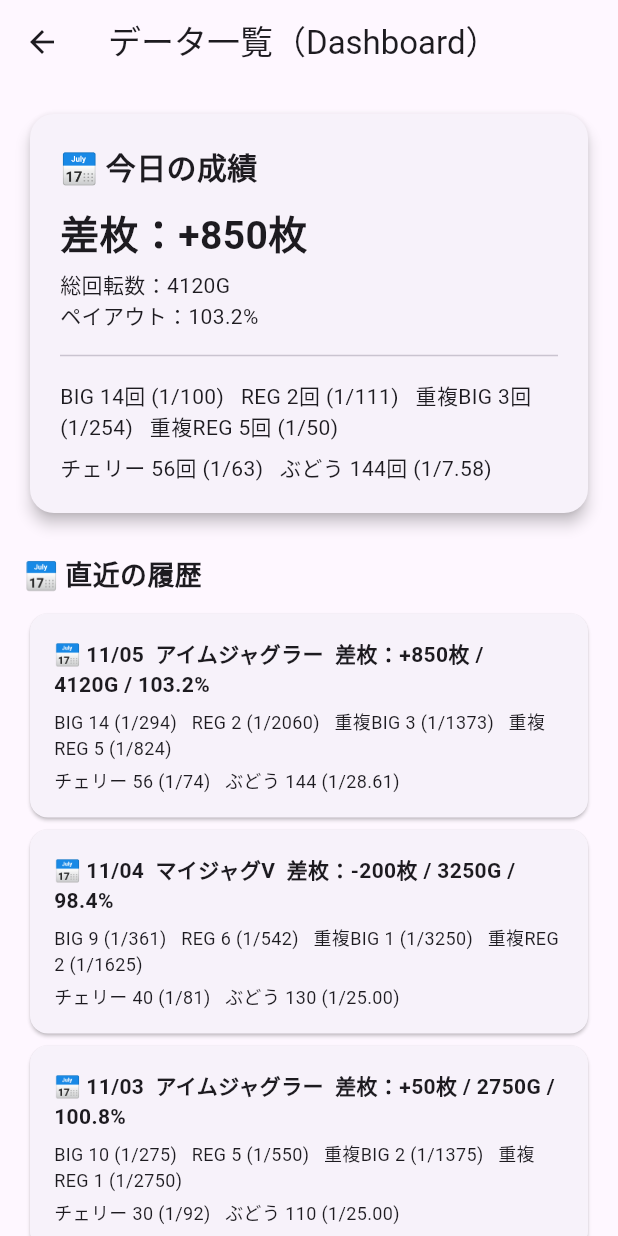
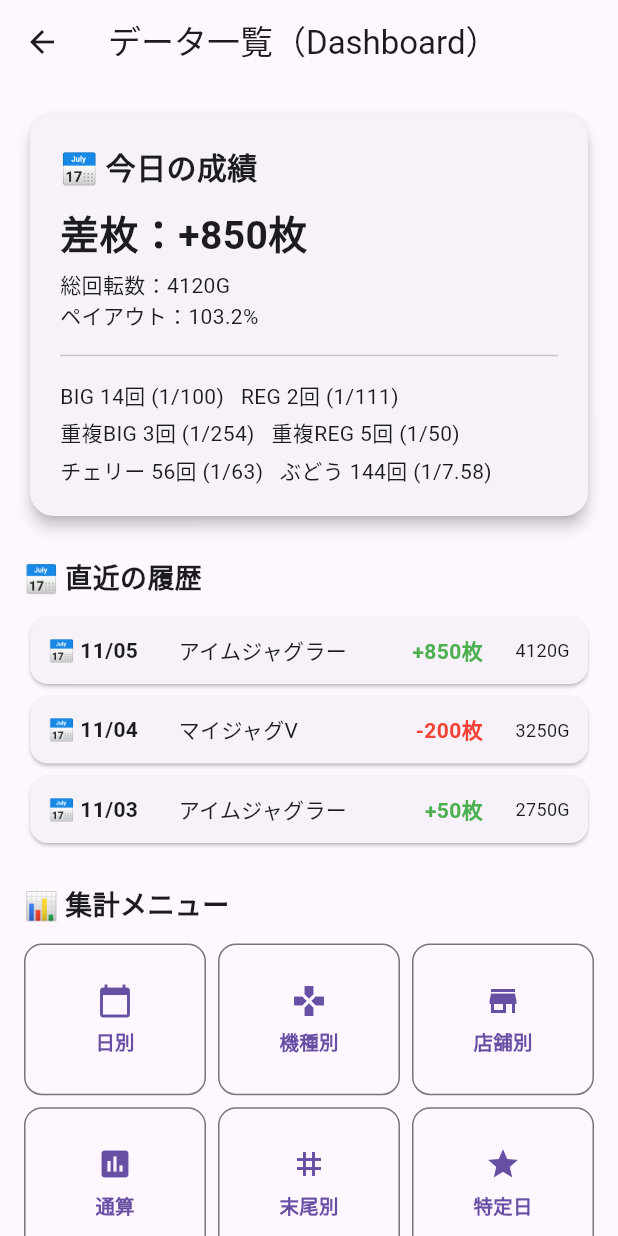
Before and after one commit to koen7777/juggler_record_app, a Flutter app: the DataListScreen screen opened directly, on a phone screen of 412 x 824 dp. Run offline on Flutter 3.47's test engine with Material 3 defaults, Android fonts, the phone set to English and light mode, and no system bars; missing offline and left inert: dart:html.

Commit message:
更新メッセージ

```diff
--- a/lib/screens/data_list/data_list_screen.dart
+++ b/lib/screens/data_list/data_list_screen.dart
@@ -13,7 +13,6 @@ class DataListScreen extends StatelessWidget {
           crossAxisAlignment: CrossAxisAlignment.stretch,
           children: [
             _todayCard(),
-
             const SizedBox(height: 24),
 
             const Text(
@@ -22,33 +21,23 @@ class DataListScreen extends StatelessWidget {
             ),
             const SizedBox(height: 8),
 
-            // ✅ ダミー履歴3件（今日と同じ見た目で2段構成）
             _historyCard(
               date: "11/05",
               machine: "アイムジャグラー",
               diff: "+850枚",
               games: 4120,
-              payout: 103.2,
-              big: 14, reg: 2, dupBig: 3, dupReg: 5,
-              cherry: 56, grape: 144,
             ),
             _historyCard(
               date: "11/04",
               machine: "マイジャグV",
               diff: "-200枚",
               games: 3250,
-              payout: 98.4,
-              big: 9, reg: 6, dupBig: 1, dupReg: 2,
-              cherry: 40, grape: 130,
             ),
             _historyCard(
               date: "11/03",
               machine: "アイムジャグラー",
               diff: "+50枚",
               games: 2750,
-              payout: 100.8,
-              big: 10, reg: 5, dupBig: 2, dupReg: 1,
-              cherry: 30, grape: 110,
             ),
 
             const SizedBox(height: 24),
@@ -66,7 +55,7 @@ class DataListScreen extends StatelessWidget {
     );
   }
 
-  // ✅ 今日の成績
+  // ✅ 今日の成績カード（あなたの配置案）
   Widget _todayCard() {
     return Card(
       elevation: 4,
@@ -90,10 +79,15 @@ class DataListScreen extends StatelessWidget {
             SizedBox(height: 8),
 
             Text(
-              "BIG 14回 (1/100)   REG 2回 (1/111)   重複BIG 3回 (1/254)   重複REG 5回 (1/50)",
+              "BIG 14回 (1/100)   REG 2回 (1/111)",
               style: TextStyle(fontSize: 14),
             ),
-            SizedBox(height: 6),
+            SizedBox(height: 4),
+            Text(
+              "重複BIG 3回 (1/254)   重複REG 5回 (1/50)",
+              style: TextStyle(fontSize: 14),
+            ),
+            SizedBox(height: 4),
             Text(
               "チェリー 56回 (1/63)   ぶどう 144回 (1/7.58)",
               style: TextStyle(fontSize: 14),
@@ -104,47 +98,44 @@ class DataListScreen extends StatelessWidget {
     );
   }
 
-  /// ✅ 直近履歴のカード（今日と同じ2段構成）
+  // ✅ 履歴カード
   Widget _historyCard({
     required String date,
     required String machine,
     required String diff,
     required int games,
-    required double payout,
-    required int big,
-    required int reg,
-    required int dupBig,
-    required int dupReg,
-    required int cherry,
-    required int grape,
   }) {
-    double rate(int count, int g) => count == 0 ? 0 : g / count;
-
     return Card(
       shape: RoundedRectangleBorder(borderRadius: BorderRadius.circular(12)),
       child: Padding(
-        padding: const EdgeInsets.all(16),
-        child: Column(
-          crossAxisAlignment: CrossAxisAlignment.start,
+        padding: const EdgeInsets.all(12),
+        child: Row(
+          mainAxisAlignment: MainAxisAlignment.spaceBetween,
           children: [
-            Text("📅 $date  $machine  差枚：$diff / ${games}G / ${payout.toStringAsFixed(1)}%",
-                style: const TextStyle(fontSize: 14, fontWeight: FontWeight.bold)),
-            const SizedBox(height: 6),
-
-            Text(
-              "BIG $big (1/${rate(big, games).toStringAsFixed(0)})   "
-              "REG $reg (1/${rate(reg, games).toStringAsFixed(0)})   "
-              "重複BIG $dupBig (1/${rate(dupBig, games).toStringAsFixed(0)})   "
-              "重複REG $dupReg (1/${rate(dupReg, games).toStringAsFixed(0)})",
-              style: const TextStyle(fontSize: 12),
+            Expanded(
+              flex: 3,
+              child: Text(
+                "📅 $date",
+                style: const TextStyle(fontWeight: FontWeight.bold),
+              ),
             ),
-
-            const SizedBox(height: 4),
-
-            Text(
-              "チェリー $cherry (1/${rate(cherry, games).toStringAsFixed(0)})   "
-              "ぶどう $grape (1/${rate(grape, games).toStringAsFixed(2)})",
-              style: const TextStyle(fontSize: 12),
+            Expanded(
+              flex: 5,
+              child: Text(machine, overflow: TextOverflow.ellipsis),
+            ),
+            Expanded(
+              flex: 2,
+              child: Text(diff,
+                  textAlign: TextAlign.right,
+                  style: TextStyle(
+                      color: diff.startsWith('-') ? Colors.red : Colors.green,
+                      fontWeight: FontWeight.bold)),
+            ),
+            Expanded(
+              flex: 2,
+              child: Text("${games}G",
+                  textAlign: TextAlign.right,
+                  style: const TextStyle(fontSize: 12)),
             ),
           ],
         ),
@@ -152,6 +143,7 @@ class DataListScreen extends StatelessWidget {
     );
   }
 
+  // ✅ 3列グリッドメニュー
   Widget _gridMenu(BuildContext context) {
     final menuItems = [
       ("日別", Icons.calendar_today),
@@ -165,25 +157,28 @@ class DataListScreen extends StatelessWidget {
     return GridView.count(
       shrinkWrap: true,
       physics: const NeverScrollableScrollPhysics(),
-      crossAxisCount: 2,
-      crossAxisSpacing: 12,
-      mainAxisSpacing: 12,
-      childAspectRatio: 1.4,
+      crossAxisCount: 3,
+      crossAxisSpacing: 8,
+      mainAxisSpacing: 8,
+      childAspectRatio: 1.2,
       children: menuItems.map((item) {
-        return ElevatedButton(
-          style: ElevatedButton.styleFrom(
-            shape: RoundedRectangleBorder(borderRadius: BorderRadius.circular(16)),
-            padding: const EdgeInsets.all(12),
+        return OutlinedButton(
+          style: OutlinedButton.styleFrom(
+            shape:
+                RoundedRectangleBorder(borderRadius: BorderRadius.circular(12)),
+            padding: const EdgeInsets.symmetric(vertical: 10, horizontal: 4),
           ),
           onPressed: () {},
           child: Column(
             mainAxisAlignment: MainAxisAlignment.center,
             children: [
-              Icon(item.$2, size: 32),
-              const SizedBox(height: 8),
-              Text(item.$1,
-                  style: const TextStyle(
-                      fontSize: 16, fontWeight: FontWeight.bold)),
+              Icon(item.$2, size: 24),
+              const SizedBox(height: 6),
+              Text(
+                item.$1,
+                style: const TextStyle(
+                    fontSize: 13, fontWeight: FontWeight.bold),
+              ),
             ],
           ),
         );
```
